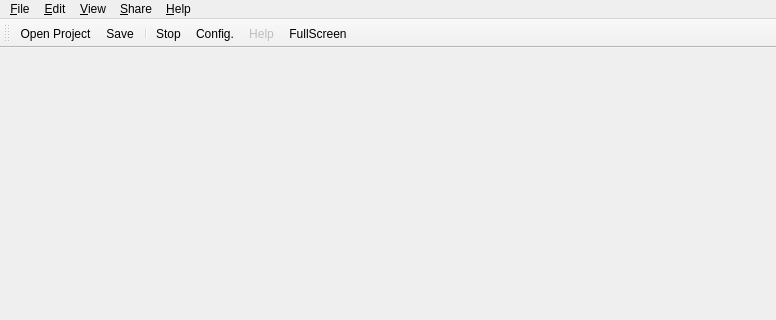
First picture: the form in src/gui/ui/ComposerMainWindow.ui, repository TeleMidia/nclcomposer, before the edit; both pictures show x 0 to 776 and y 0 to 320 of the 776 by 508 pixel window.
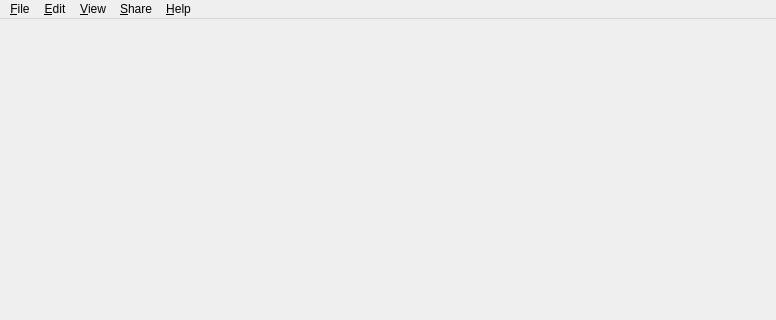
Second picture: the form after the edit. Icons and pictures are not drawn.

Commit message:
[gui] Remove main toolbar from main window
* src/gui/src/ComposerMainWindow.cpp: Likewise.
* src/gui/src/ComposerMainWindow.h: Likewise.
* src/gui/ui/ComposerMainWindow.ui: Likewise.

What changed in the file:
```diff
--- a/src/gui/ui/ComposerMainWindow.ui
+++ b/src/gui/ui/ComposerMainWindow.ui
@@ -107,63 +107,6 @@
     </item>
    </layout>
   </widget>
-  <widget class="QToolBar" name="toolBar">
-   <property name="enabled">
-    <bool>true</bool>
-   </property>
-   <property name="sizePolicy">
-    <sizepolicy hsizetype="Fixed" vsizetype="Fixed">
-     <horstretch>0</horstretch>
-     <verstretch>0</verstretch>
-    </sizepolicy>
-   </property>
-   <property name="acceptDrops">
-    <bool>false</bool>
-   </property>
-   <property name="windowTitle">
-    <string>&amp;Main toolbar</string>
-   </property>
-   <property name="layoutDirection">
-    <enum>Qt::LeftToRight</enum>
-   </property>
-   <property name="autoFillBackground">
-    <bool>false</bool>
-   </property>
-   <property name="inputMethodHints">
-    <set>Qt::ImhNone</set>
-   </property>
-   <property name="movable">
-    <bool>true</bool>
-   </property>
-   <property name="allowedAreas">
-    <set>Qt::AllToolBarAreas</set>
-   </property>
-   <property name="iconSize">
-    <size>
-     <width>24</width>
-     <height>24</height>
-    </size>
-   </property>
-   <property name="toolButtonStyle">
-    <enum>Qt::ToolButtonIconOnly</enum>
-   </property>
-   <property name="floatable">
-    <bool>false</bool>
-   </property>
-   <attribute name="toolBarArea">
-    <enum>TopToolBarArea</enum>
-   </attribute>
-   <attribute name="toolBarBreak">
-    <bool>false</bool>
-   </attribute>
-   <addaction name="action_OpenProject"/>
-   <addaction name="action_Save"/>
-   <addaction name="separator"/>
-   <addaction name="action_StopNCL"/>
-   <addaction name="action_Preferences"/>
-   <addaction name="action_Help"/>
-   <addaction name="actionFullScreen"/>
-  </widget>
   <widget class="QToolBar" name="toolBar_Perspectives">
    <property name="windowTitle">
     <string>&amp;Perspectives toolbar</string>
```
Left out of the diff: 9 changed lines with no effect on the pictures. The commit also changes 2 other files.
